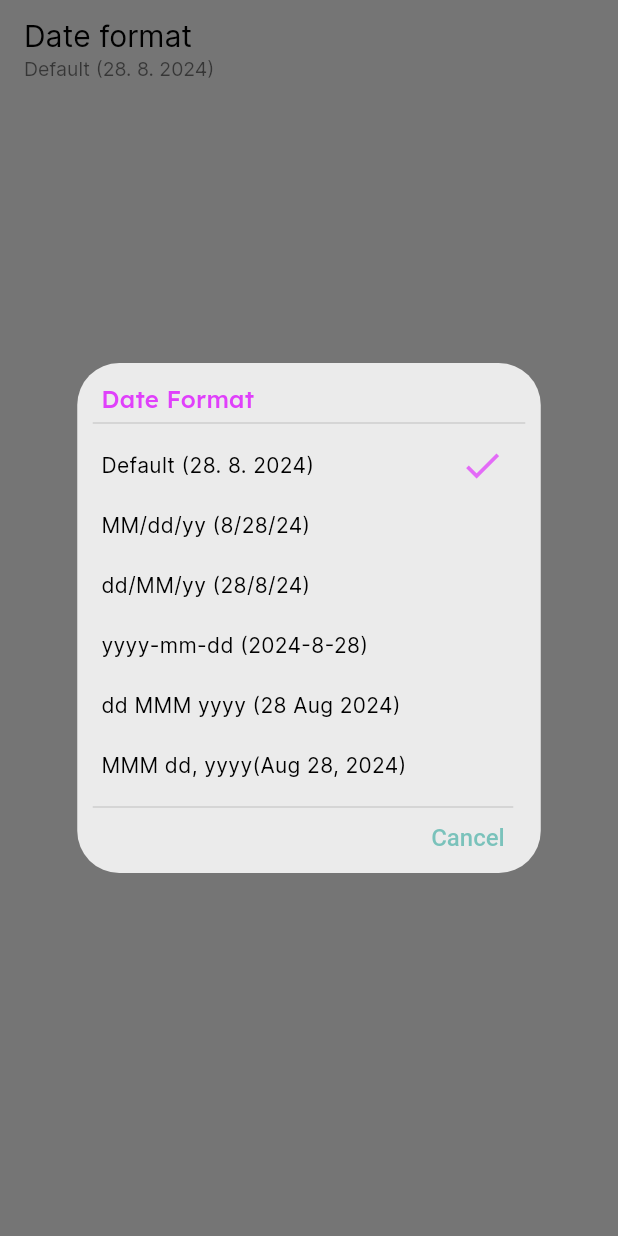
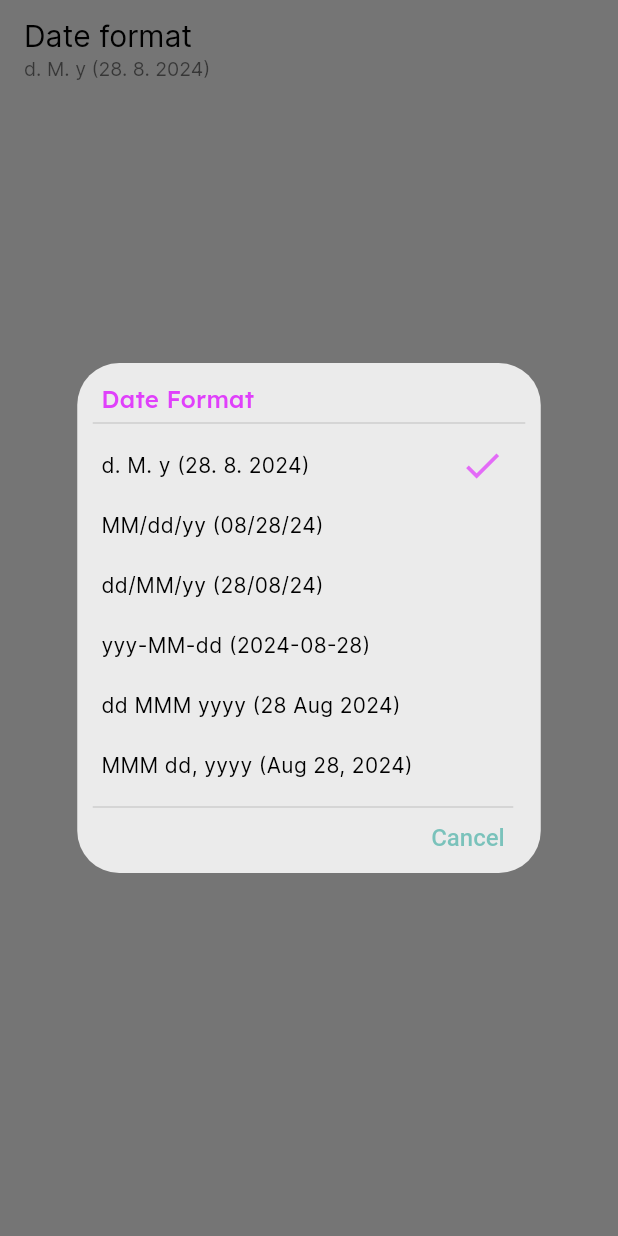
Before and after one commit to App-Elevate/AUT.aplikace-legacy, a Flutter app: the DateFormatPickerButton widget shown alone on an empty page, opened directly, after a tap on "Date format", on a phone screen of 412 x 824 dp. Run offline on Flutter 3.47's test engine with Material 3 defaults, Android fonts, the phone set to English and light mode, and no system bars; our stand-ins replace awesome_notifications, firebase_analytics, firebase_core, firebase_crashlytics, flutter_secure_storage, flutter_svg and 10 more; missing offline and left inert: background_fetch, canteenlib, enum_to_string, icons_flutter; accounts and stored records are empty; statements that could not run were skipped.

Commit message:
refactor dateFormating

```diff
--- a/lib/classes_enums/all.dart
+++ b/lib/classes_enums/all.dart
@@ -337,8 +337,8 @@ enum ThemeStyle {
 }
 
 /// Describes what time format will be used by the app
-enum DateFormat {
-  system,
+enum DateFormatOptions {
+  dMy,
   mmddyy,
   ddmmyy,
   yyyymmdd,
--- a/lib/methods_vars/get_correct_date_string.dart
+++ b/lib/methods_vars/get_correct_date_string.dart
@@ -1,4 +1,5 @@
 import 'package:autojidelna/classes_enums/all.dart';
+import 'package:intl/intl.dart';
 
 /// Returns correctly formated date string
 ///
@@ -7,46 +8,28 @@ import 'package:autojidelna/classes_enums/all.dart';
 /// [date]        | date to be formated, if null returns DateTime.ssnow()
 ///
 /// [inSettings]  | If true, adds a "title" to the date -> ex. "Default (1.1.2024)"
-String getCorrectDateString(DateFormat format, {DateTime? date, bool inSettings = false}) {
-  String string;
-  String dateStr;
-  DateTime currentDate = DateTime.now();
-  date = DateTime(currentDate.year, currentDate.month, currentDate.day);
+String getCorrectDateString(DateFormatOptions format, DateTime date, {bool inSettings = false}) {
+  String formatStr;
   switch (format) {
-    case DateFormat.ddmmmyyyy:
-      dateStr = "${currentDate.day} ${getMonthString(currentDate.month)} ${currentDate.year}";
-      string = "dd MMM yyyy ($dateStr)";
+    case DateFormatOptions.ddmmmyyyy:
+      formatStr = 'dd MMM yyyy';
       break;
-    case DateFormat.ddmmyy:
-      dateStr = "${currentDate.day}/${currentDate.month}/${currentDate.year % 100}";
-      string = "dd/MM/yy ($dateStr)";
+    case DateFormatOptions.ddmmyy:
+      formatStr = 'dd/MM/yy';
       break;
-    case DateFormat.mmddyy:
-      dateStr = "${currentDate.month}/${currentDate.day}/${currentDate.year % 100}";
-      string = "MM/dd/yy ($dateStr)";
+    case DateFormatOptions.mmddyy:
+      formatStr = 'MM/dd/yy';
       break;
-    case DateFormat.mmmddyyyy:
-      dateStr = "${getMonthString(currentDate.month)} ${currentDate.day}, ${currentDate.year}";
-      string = "MMM dd, yyyy($dateStr)";
+    case DateFormatOptions.mmmddyyyy:
+      formatStr = 'MMM dd, yyyy';
       break;
-    case DateFormat.yyyymmdd:
-      dateStr = "${currentDate.year}-${currentDate.month}-${currentDate.day}";
-      string = "yyyy-mm-dd ($dateStr)";
+    case DateFormatOptions.yyyymmdd:
+      formatStr = 'yyy-MM-dd';
       break;
     default:
-      dateStr = "${currentDate.day}. ${currentDate.month}. ${currentDate.year}";
-      string = "Default ($dateStr)";
+      formatStr = 'd. M. y';
   }
-  return inSettings ? string : dateStr;
+  String dateStr = DateFormat(formatStr).format(date);
+  String settingsStr = "$formatStr ($dateStr)";
+  return inSettings ? settingsStr : dateStr;
 }
-
-/// Converts moth number to month name
-String getMonthString(int month) {
-  const monthStrings = ['Jan', 'Feb', 'Mar', 'Apr', 'May', 'Jun', 'Jul', 'Aug', 'Sep', 'Oct', 'Nov', 'Dec'];
-
-  if (month < 1 || month > 12) {
-    throw ArgumentError("Invalid month: $month");
-  }
-
-  return monthStrings[month - 1];
-}
--- a/lib/pages_new/settings/appearance.dart
+++ b/lib/pages_new/settings/appearance.dart
@@ -44,11 +44,11 @@ class AppearanceScreen extends StatelessWidget {
           const SectionTitle("Display"),
           // TODO: implement this
           const TabletUiButton(),
-          Selector<AppearancePreferences, ({bool read, Function(bool) set, DateFormat format})>(
+          Selector<AppearancePreferences, ({bool read, Function(bool) set, DateFormatOptions format})>(
             selector: (_, p1) => (read: p1.relTimeStamps, set: p1.setRelTimeStamps, format: p1.dateFormat),
             builder: (context, relTimeStamps, child) => SwitchListTile(
               title: const Text("Relative timestamps"),
-              subtitle: Text('"Today" instead of "${getCorrectDateString(relTimeStamps.format, date: DateTime.now())}"'),
+              subtitle: Text('"Today" instead of "${getCorrectDateString(relTimeStamps.format, DateTime.now())}"'),
               value: relTimeStamps.read,
               onChanged: relTimeStamps.set,
             ),
--- a/lib/providers.dart
+++ b/lib/providers.dart
@@ -1,5 +1,4 @@
 import 'package:autojidelna/classes_enums/all.dart';
-import 'package:autojidelna/local_imports.dart';
 import 'package:autojidelna/shared_prefs.dart';
 import 'package:canteenlib/canteenlib.dart';
 import 'package:flutter/material.dart';
@@ -31,7 +30,7 @@ class AppearancePreferences with ChangeNotifier {
   bool _isPureBlack = false;
   bool _bigCalendarMarkers = false;
   bool _skipWeekends = false;
-  DateFormat _dateFormat = DateFormat.system;
+  DateFormatOptions _dateFormat = DateFormatOptions.dMy;
   bool _relTimeStamps = false;
 
   /// Theme style getter
@@ -56,7 +55,7 @@ class AppearancePreferences with ChangeNotifier {
   bool get skipWeekends => _skipWeekends;
 
   /// Date Format getter
-  DateFormat get dateFormat => _dateFormat;
+  DateFormatOptions get dateFormat => _dateFormat;
 
   /// Relative TimeStamps getter
   bool get relTimeStamps => _relTimeStamps;
@@ -70,7 +69,7 @@ class AppearancePreferences with ChangeNotifier {
     _isPureBlack = await readBoolFromSharedPreferences(SharedPrefsKeys.pureBlack) ?? _isPureBlack;
     _bigCalendarMarkers = await readBoolFromSharedPreferences(SharedPrefsKeys.bigCalendarMarkers) ?? _bigCalendarMarkers;
     _skipWeekends = await readBoolFromSharedPreferences(SharedPrefsKeys.skipWeekends) ?? _skipWeekends;
-    _dateFormat = await readEnumFromSharedPreferences(SharedPrefsKeys.dateFormat, DateFormat.values, _dateFormat);
+    _dateFormat = await readEnumFromSharedPreferences(SharedPrefsKeys.dateFormat, DateFormatOptions.values, _dateFormat);
     _relTimeStamps = await readBoolFromSharedPreferences(SharedPrefsKeys.relTimeStamps) ?? _relTimeStamps;
     notifyListeners();
   }
@@ -119,7 +118,7 @@ class AppearancePreferences with ChangeNotifier {
   }
 
   /// Setter for date format
-  void setDateFormat(DateFormat dateFormat) {
+  void setDateFormat(DateFormatOptions dateFormat) {
     _dateFormat = dateFormat;
     saveEnumToSharedPreferences(SharedPrefsKeys.dateFormat, _dateFormat);
     notifyListeners();
--- a/lib/shared_widgets/canteen/day_card.dart
+++ b/lib/shared_widgets/canteen/day_card.dart
@@ -1,9 +1,12 @@
+import 'package:autojidelna/classes_enums/all.dart';
 import 'package:autojidelna/classes_enums/spacing.dart';
+import 'package:autojidelna/methods_vars/get_correct_date_string.dart';
+import 'package:autojidelna/providers.dart';
 import 'package:autojidelna/shared_widgets/canteen/food_section_list_tile.dart';
 import 'package:autojidelna/shared_widgets/settings/custom_divider.dart';
 import 'package:canteenlib/canteenlib.dart';
 import 'package:flutter/material.dart';
-import 'package:intl/intl.dart';
+import 'package:provider/provider.dart';
 
 class DayCard extends StatelessWidget {
   const DayCard({super.key, required this.jidelnicek});
@@ -37,9 +40,14 @@ class DayCardheader extends StatelessWidget {
       children: [
         Padding(
           padding: const EdgeInsets.only(top: 16, bottom: 8),
-          child: Text(
-            DateFormat(DateFormat.YEAR_MONTH_DAY).format(date),
-            style: Theme.of(context).textTheme.titleMedium,
+          child: Selector<AppearancePreferences, DateFormatOptions>(
+            selector: (p0, p1) => p1.dateFormat,
+            builder: (context, format, ___) {
+              return Text(
+                getCorrectDateString(format, date),
+                style: Theme.of(context).textTheme.titleMedium,
+              );
+            },
           ),
         ),
       ],
--- a/lib/shared_widgets/settings/date_format_picker.dart
+++ b/lib/shared_widgets/settings/date_format_picker.dart
@@ -11,11 +11,11 @@ class DateFormatPickerButton extends StatelessWidget {
 
   @override
   Widget build(BuildContext context) {
-    return Selector<AppearancePreferences, ({DateFormat read})>(
+    return Selector<AppearancePreferences, ({DateFormatOptions read})>(
       selector: (_, p1) => (read: p1.dateFormat),
       builder: (context, dateFormat, child) => ListTile(
         title: const Text("Date format"),
-        subtitle: Text(getCorrectDateString(dateFormat.read, inSettings: true)),
+        subtitle: Text(getCorrectDateString(dateFormat.read, DateTime.now(), inSettings: true)),
         onTap: () => configuredDialog(context, builder: (context) => const DateFormatPicker()),
       ),
     );
@@ -29,17 +29,17 @@ class DateFormatPicker extends StatelessWidget {
   Widget build(BuildContext context) {
     return ConfiguredAlertDialog(
       title: "Date Format",
-      content: Selector<AppearancePreferences, ({DateFormat read, Function(DateFormat) set})>(
+      content: Selector<AppearancePreferences, ({DateFormatOptions read, Function(DateFormatOptions) set})>(
         selector: (_, p1) => (read: p1.dateFormat, set: p1.setDateFormat),
         builder: (context, dateFormat, child) => SingleChildScrollView(
           child: Column(
             mainAxisSize: MainAxisSize.min,
-            children: DateFormat.values
+            children: DateFormatOptions.values
                 .map(
                   (format) => ListTile(
                     minVerticalPadding: 0,
                     visualDensity: const VisualDensity(vertical: -4),
-                    title: Text(getCorrectDateString(format, inSettings: true)),
+                    title: Text(getCorrectDateString(format, DateTime.now(), inSettings: true)),
                     titleTextStyle: Theme.of(context).textTheme.bodyMedium,
                     trailing: dateFormat.read == format ? const Icon(Icons.check) : null,
                     onTap: () {
```
